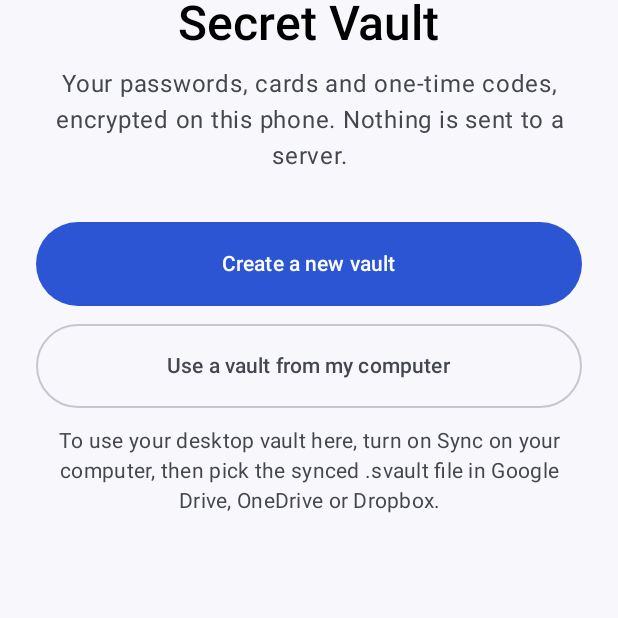
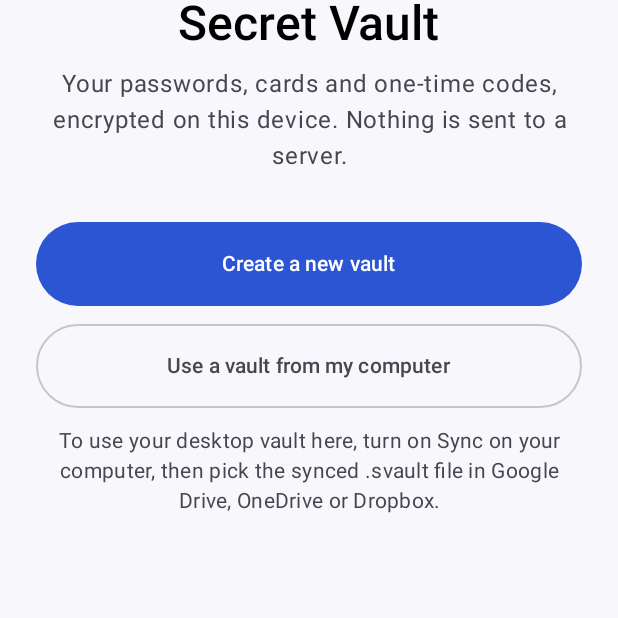
Before and after one commit to nishantnkumar-cell/PasswordVault, an Android app built with Jetpack Compose: the screen it shows after launch (MainActivity), on a phone screen of 412 x 824 dp, the part 471-1089 px from its top. Run offline under Robolectric (Android 15) with nearby library versions, the phone set to English and light mode, and no system bars; libraries missing offline, so code that uses them is left out: uniffi.vault_mobile, uniffi.vault_mobile.createVault; 3 statements that could not run were skipped.

Commit message:
Android: say 'this device', not 'this phone', so tablets read right
Co-Authored-By: Claude Opus 5.5 <noreply@anthropic.com>
Claude-Session: https://claude.ai/code/session_016WNPvGgnxLmT7g7qXh1zFs

```diff
--- a/mobile/android/app/src/main/java/dev/passwordvault/app/ui/settings/SettingsScreen.kt
+++ b/mobile/android/app/src/main/java/dev/passwordvault/app/ui/settings/SettingsScreen.kt
@@ -176,7 +176,7 @@ fun SettingsScreen(vault: VaultRepository, onDynamicColor: (Boolean) -> Unit) {
                 )
             }
             Text(
-                "Add or remove unlock methods in the desktop app; they sync to this phone.",
+                "Add or remove unlock methods in the desktop app; they sync to this device.",
                 style = MaterialTheme.typography.bodySmall,
                 color = MaterialTheme.colorScheme.onSurfaceVariant,
                 modifier = Modifier.padding(8.dp),
@@ -196,7 +196,7 @@ fun SettingsScreen(vault: VaultRepository, onDynamicColor: (Boolean) -> Unit) {
                 if (i == 0) {
                     ActionRow("Lock now", null, shape) { vault.lock() }
                 } else {
-                    ActionRow("Remove the vault from this phone", "Synced copies and other devices keep theirs.", shape) { confirmRemove = true }
+                    ActionRow("Remove the vault from this device", "Synced copies and other devices keep theirs.", shape) { confirmRemove = true }
                 }
             }
             Spacer(Modifier.size(48.dp))
@@ -226,7 +226,7 @@ fun SettingsScreen(vault: VaultRepository, onDynamicColor: (Boolean) -> Unit) {
     if (confirmRemove) {
         AlertDialog(
             onDismissRequest = { confirmRemove = false },
-            title = { Text("Remove the vault from this phone?") },
+            title = { Text("Remove the vault from this device?") },
             text = { Text("Items that were never synced are lost. Your computer and the synced copy are not changed.") },
             confirmButton = {
                 TextButton(onClick = { confirmRemove = false; vault.removeFromDevice() }) {
--- a/mobile/android/app/src/main/java/dev/passwordvault/app/ui/unlock/UnlockScreens.kt
+++ b/mobile/android/app/src/main/java/dev/passwordvault/app/ui/unlock/UnlockScreens.kt
@@ -173,7 +173,7 @@ fun WelcomeScreen(vault: VaultRepository, onCreated: (String) -> Unit) {
         Text("Secret Vault", style = MaterialTheme.typography.headlineLarge, fontWeight = FontWeight.SemiBold)
         Spacer(Modifier.height(8.dp))
         Text(
-            "Your passwords, cards and one-time codes, encrypted on this phone. Nothing is sent to a server.",
+            "Your passwords, cards and one-time codes, encrypted on this device. Nothing is sent to a server.",
             style = MaterialTheme.typography.bodyLarge,
             color = MaterialTheme.colorScheme.onSurfaceVariant,
             textAlign = TextAlign.Center,
```
Also changed, not shown: 1 other file.
